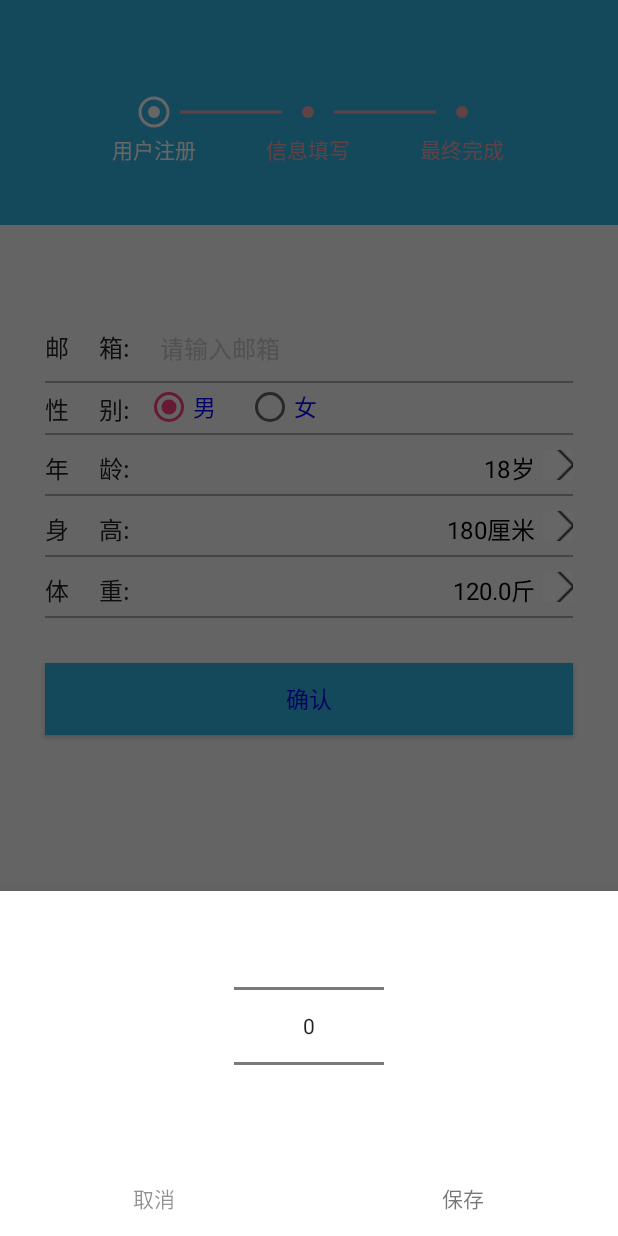
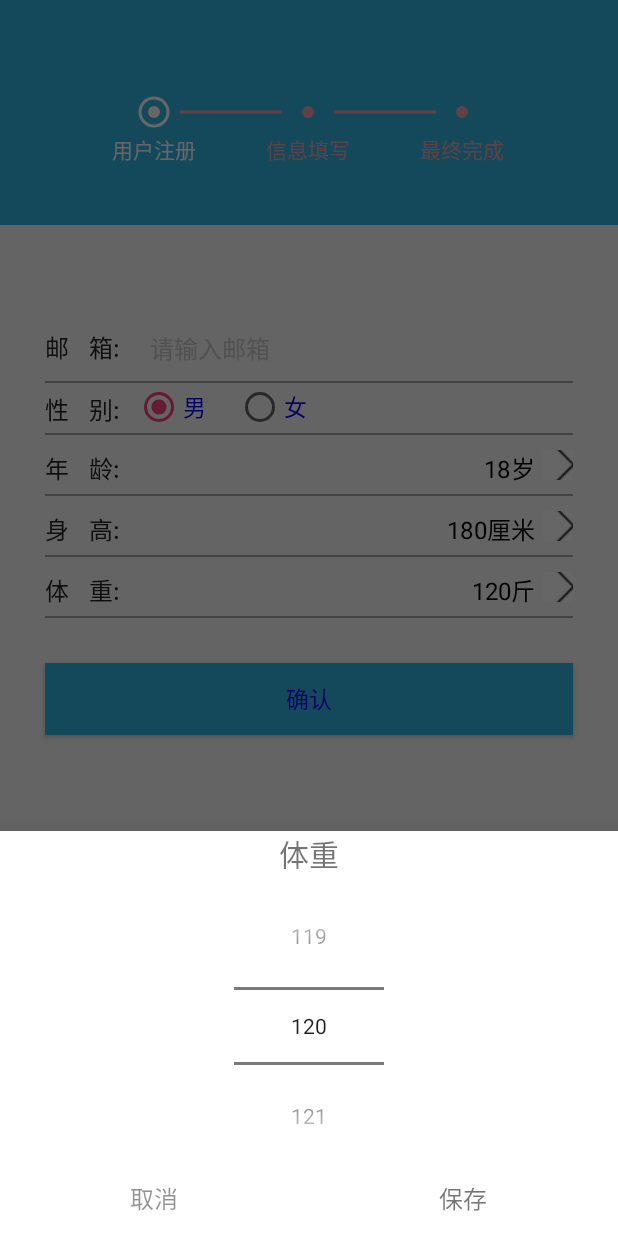
Before and after one commit to yotta15/sleep-partner, an Android app: the fragment RegisterFragmentTwo placed in its activity, after a tap on an icon or button, on a phone screen of 412 x 824 dp. Run offline under Robolectric (Android 15) with nearby library versions, the phone set to English and light mode, and no system bars; libraries missing offline, so code that uses them is left out: cn.bmob.v3, cn.smssdk; 7 statements that could not run were skipped.

Commit message:
using bmob to register ,finish perfecting personal information

```diff
--- a/app/src/main/java/com/example/gzy/test3/fragment/RegisterFragmentTwo.java
+++ b/app/src/main/java/com/example/gzy/test3/fragment/RegisterFragmentTwo.java
@@ -152,7 +152,8 @@ public class RegisterFragmentTwo extends Fragment {
                 final BottomSheetDialog bottomSheetDialog3 = new BottomSheetDialog(getActivity());
                 View dialogView = LayoutInflater.from(getActivity()).inflate(R.layout.dialog_bottom_weight, null);
                 NumberPicker np = (NumberPicker) dialogView.findViewById(R.id.np_weight);
-                np.setMinValue(6);
+                np.setMinValue(30);
+                np.setMaxValue(10000);
                 np.setValue(120);
                 weight=np.getValue();
                 np.setOnValueChangedListener(new NumberPicker.OnValueChangeListener() {
@@ -170,7 +171,7 @@ public class RegisterFragmentTwo extends Fragment {
                 dialogView.findViewById(R.id.btn_Conserve).setOnClickListener(new View.OnClickListener() {
                     @Override
                     public void onClick(View view) {
-                        mTextWeight.setText(weight + "厘米");
+                        mTextWeight.setText(weight + "斤");
                         bottomSheetDialog3.dismiss();
                     }
                 });
@@ -182,7 +183,7 @@ public class RegisterFragmentTwo extends Fragment {
         mBtnConfirm.setOnClickListener(new View.OnClickListener() {
             @Override
             public void onClick(View view) {
-                Log.e("update",sex+"aaaaaaa"+age+"aaaaaaa"+weight+"aaaaaaa"+height);
+              // Log.e("update",sex+"aaaaaaa"+age+"aaaaaaa"+weight+"aaaaaaa"+height);
                 UserModel newUser = new UserModel();
                 newUser.setSex(sex);
                 newUser.setAge(age);
--- a/app/src/main/res/layout/dialog_bottom_weight.xml
+++ b/app/src/main/res/layout/dialog_bottom_weight.xml
@@ -1,27 +1,35 @@
 <?xml version="1.0" encoding="utf-8"?>
 <android.support.v4.widget.NestedScrollView xmlns:android="http://schemas.android.com/apk/res/android"
+    xmlns:tools="http://schemas.android.com/tools"
     android:layout_width="match_parent"
-    android:layout_height="match_parent"
-    xmlns:tools="http://schemas.android.com/tools">
+    android:layout_height="match_parent">
 
     <LinearLayout
         android:layout_width="match_parent"
         android:layout_height="match_parent"
         android:orientation="vertical">
 
+        <TextView
+            android:layout_width="match_parent"
+            android:layout_height="match_parent"
+            android:layout_gravity="center_horizontal"
+            android:layout_marginBottom="10dp"
+            android:gravity="center_horizontal"
+            android:text="@string/weight"
+            android:textSize="@dimen/large_text_size" />
+
         <NumberPicker
-            android:focusableInTouchMode="true"
-            android:focusable="true"
-            android:layout_gravity="center_horizontal"
             android:id="@+id/np_weight"
             android:layout_width="100dp"
-            android:layout_height="match_parent"/>
+            android:layout_height="match_parent"
+            android:layout_gravity="center_horizontal"
+            android:focusable="true"
+            android:focusableInTouchMode="true" />
+
         <LinearLayout
             android:id="@+id/bottom_layout"
             android:layout_width="match_parent"
             android:layout_height="50dp"
-
-            android:layout_below="@+id/scrollView"
             android:orientation="horizontal">
 
             <TextView
@@ -30,9 +38,9 @@
                 android:layout_height="match_parent"
                 android:layout_weight="1"
                 android:alpha="0.8"
-
                 android:gravity="center"
                 android:text="取消"
+                android:textSize="@dimen/nomal_text_size"
                 tools:ignore="HardcodedText" />
 
             <TextView
@@ -40,9 +48,9 @@
                 android:layout_width="0dp"
                 android:layout_height="match_parent"
                 android:layout_weight="1"
-
                 android:gravity="center"
                 android:text="保存"
+                android:textSize="@dimen/nomal_text_size"
                 tools:ignore="HardcodedText" />
         </LinearLayout>
 
--- a/app/src/main/res/layout/register_info.xml
+++ b/app/src/main/res/layout/register_info.xml
@@ -16,7 +16,7 @@
         <TextView
             android:layout_width="wrap_content"
             android:layout_height="wrap_content"
-            android:text="邮     箱:"
+            android:text="@string/info_email"
             android:textColor="#222222"
             android:textSize="16sp" />
 
@@ -24,14 +24,15 @@
             android:id="@+id/email"
             android:layout_width="match_parent"
             android:layout_height="wrap_content"
-            android:layout_marginRight="10dp"
+            android:layout_marginEnd="10dp"
             android:background="@null"
             android:drawablePadding="10dp"
-            android:hint="请输入邮箱"
+            android:hint="@string/tip_email"
             android:inputType="textEmailAddress"
             android:lines="0"
             android:paddingBottom="10dp"
-            android:paddingLeft="20dp"
+            android:paddingStart="20dp"
+            android:paddingEnd="0dp"
             android:paddingTop="10dp"
             android:textColor="@android:color/black"
             android:textColorHint="#cccccc"
@@ -58,7 +59,7 @@
             android:layout_width="wrap_content"
             android:layout_height="wrap_content"
             android:layout_marginTop="5dp"
-            android:text="性     别:"
+            android:text="@string/info_sex"
             android:textColor="#222222"
             android:textSize="16sp" />
 
@@ -67,7 +68,7 @@
             android:layout_width="wrap_content"
             android:layout_height="wrap_content"
             android:layout_gravity="center_horizontal"
-            android:layout_marginLeft="10dp"
+            android:layout_marginStart="10dp"
             android:layout_marginTop="1dp"
             android:orientation="horizontal">
 
@@ -75,9 +76,9 @@
                 android:id="@+id/Sex_male"
                 android:layout_width="wrap_content"
                 android:layout_height="wrap_content"
-                android:layout_marginRight="20dp"
+                android:layout_marginEnd="20dp"
                 android:checked="true"
-                android:text="男"
+                android:text="@string/male"
                 android:textColor="#0000ff"
                 android:textSize="15sp" />
 
@@ -85,8 +86,8 @@
                 android:id="@+id/Sex_feamale"
                 android:layout_width="wrap_content"
                 android:layout_height="wrap_content"
-                android:layout_marginRight="20dp"
-                android:text="女"
+                android:layout_marginEnd="20dp"
+                android:text="@string/feamale"
                 android:textColor="#0000ff"
                 android:textSize="15sp" />
         </RadioGroup>
@@ -113,17 +114,17 @@
             android:layout_width="wrap_content"
             android:layout_height="wrap_content"
             android:layout_marginTop="0dp"
-            android:text="年     龄:"
+            android:text="@string/info_age"
             android:textColor="#222222"
             android:textSize="16sp" />
 
         <TextView
             android:id="@+id/TextAge"
-            android:layout_width="wrap_content"
+            android:layout_width="0dp"
             android:layout_height="wrap_content"
             android:layout_weight="1"
-            android:gravity="right"
-            android:text="18岁"
+            android:gravity="end"
+            android:text="@string/showage"
             android:textColor="@android:color/black"
             android:textSize="16sp" />
 
@@ -131,8 +132,8 @@
             android:id="@+id/BtnAge"
             android:layout_width="20dp"
             android:layout_height="20dp"
-            android:layout_marginLeft="5dp"
-            android:layout_marginRight="0dp"
+            android:layout_marginStart="5dp"
+            android:layout_marginEnd="0dp"
             android:background="@color/white"
             android:src="@drawable/raw" />
 
@@ -158,17 +159,17 @@
             android:layout_width="wrap_content"
             android:layout_height="wrap_content"
             android:layout_marginTop="0dp"
-            android:text="身     高:"
+            android:text="@string/info_height"
             android:textColor="#222222"
             android:textSize="16sp" />
 
         <TextView
             android:id="@+id/TextHeight"
-            android:layout_width="wrap_content"
+            android:layout_width="0dp"
             android:layout_height="wrap_content"
             android:layout_weight="1"
-            android:gravity="right"
-            android:text="180厘米"
+            android:gravity="end"
+            android:text="@string/showheight"
             android:textColor="@android:color/black"
             android:textSize="16sp" />
 
@@ -176,8 +177,8 @@
             android:id="@+id/BtnHeight"
             android:layout_width="20dp"
             android:layout_height="20dp"
-            android:layout_marginLeft="5dp"
-            android:layout_marginRight="0dp"
+            android:layout_marginStart="5dp"
+            android:layout_marginEnd="0dp"
             android:background="@color/white"
             android:src="@drawable/raw" />
 
@@ -202,17 +203,17 @@
             android:layout_width="wrap_content"
             android:layout_height="wrap_content"
             android:layout_marginTop="0dp"
-            android:text="体     重:"
+            android:text="@string/info_weight"
             android:textColor="#222222"
             android:textSize="16sp" />
 
         <TextView
             android:id="@+id/TextWeight"
-            android:layout_width="wrap_content"
+            android:layout_width="0dp"
             android:layout_height="wrap_content"
             android:layout_weight="1"
-            android:gravity="right"
-            android:text="120.0斤"
+            android:gravity="end"
+            android:text="@string/showweight"
             android:textColor="@android:color/black"
             android:textSize="16sp" />
 
@@ -220,8 +221,8 @@
             android:id="@+id/BtnWeight"
             android:layout_width="20dp"
             android:layout_height="20dp"
-            android:layout_marginLeft="5dp"
-            android:layout_marginRight="0dp"
+            android:layout_marginStart="5dp"
+            android:layout_marginEnd="0dp"
             android:background="@color/white"
             android:src="@drawable/raw" />
 
@@ -244,7 +245,7 @@
         android:layout_marginTop="30dp"
         android:background="@android:color/holo_blue_light"
         android:gravity="center"
-        android:text="确认"
+        android:text="@string/info_confirm"
         android:textColor="#0000ff"
         android:textSize="15sp" />
 </LinearLayout>
--- a/app/src/main/res/values/dimens.xml
+++ b/app/src/main/res/values/dimens.xml
@@ -9,5 +9,6 @@
     <dimen name="main_top_tab_text_size">20sp</dimen> <!--48px-->
     <dimen name="main_line_height">2.7dp</dimen><!--8px-->
     <dimen name="main_matrix_width">95dp</dimen>
-    <dimen name="text_size">32sp</dimen>
+    <dimen name="nomal_text_size">16sp</dimen>
+    <dimen name="large_text_size">20sp</dimen>
 </resources>
--- a/app/src/main/res/values/strings.xml
+++ b/app/src/main/res/values/strings.xml
@@ -12,7 +12,31 @@
     <string name="story">睡前故事</string>
     <string name="open">开</string>
     <string name="close">关</string>
-
+    <string name="username">昵 &#160;&#160; 称:</string>
+    <string name="phone">手机号:</string>
+    <string name="code">验证码:</string>
+    <string name="password">密  &#160;&#160;  码:</string>
+    <string name="age">年龄</string>
+    <string name="weight">体重</string>
+    <string name="height">身高</string>
+    <string name="info_email">邮&#160;&#160;&#160;&#160;箱:</string>
+    <string name="info_sex">性&#160;&#160;&#160;&#160;别:</string>
+    <string name="info_weight">体&#160;&#160;&#160;&#160;重:</string>
+    <string name="info_height">身&#160;&#160;&#160;&#160;高:</string>
+    <string name="info_age">年&#160;&#160;&#160;&#160;龄:</string>
+    <string name="male">男</string>
+    <string name="feamale">女</string>
+    <string name="tip_email">请输入邮箱</string>
+    <string name="tip_username">请输入用户名</string>
+    <string name="tip_phone">请输入手机号</string>
+    <string name="tip_code">请输入验证码</string>
+    <string name="tip_password">请输入密码</string>
+    <string name="getcode">获取验证码</string>
+    <string name="confirm">验证</string>
+    <string name="info_confirm">确认</string>
+    <string name="showage">18岁</string>
+    <string name="showweight">120斤</string>
+    <string name="showheight">180厘米</string>
     <string-array name="musicName">
         <item>I Figured You Out</item>
         <item>3_00 AM</item>
```
Also changed, not shown: app/src/main/java/com/example/gzy/test3/fragment/RegisterFragmentOne.java (+10 -38 lines), app/src/main/res/layout/dialog_bottom_age.xml (+18 -10 lines), app/src/main/res/layout/dialog_bottom_height.xml (+18 -10 lines), app/src/main/res/layout/register_phone.xml (+22 -18 lines).
